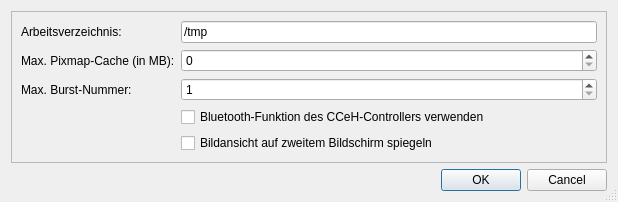
First picture: the form in ui/settings_dialog.ui, repository cceh/byzanz-capture, before the edit.
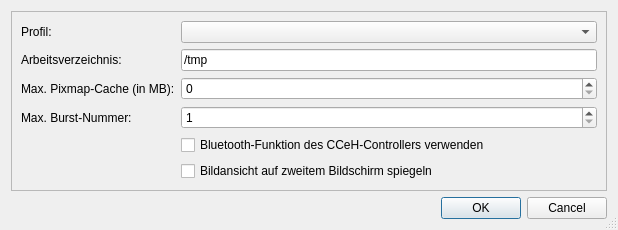
Second picture: the form after the edit.

```diff
--- a/ui/settings_dialog.ui
+++ b/ui/settings_dialog.ui
@@ -44,12 +44,12 @@
       <item row="0" column="0">
        <widget class="QLabel" name="label">
         <property name="text">
-         <string>Arbeitsverzeichnis:</string>
+         <string>Profil:</string>
         </property>
        </widget>
       </item>
       <item row="0" column="1">
-       <widget class="QLineEdit" name="workingDirectoryInput">
+       <widget class="QComboBox" name="profileSelect">
         <property name="cursor">
          <cursorShape>PointingHandCursor</cursorShape>
         </property>
@@ -58,6 +58,25 @@
     background-color: red;
 }</string>
         </property>
+       </widget>
+      </item>
+      <item row="1" column="0">
+       <widget class="QLabel" name="label">
+        <property name="text">
+         <string>Arbeitsverzeichnis:</string>
+        </property>
+       </widget>
+      </item>
+      <item row="1" column="1">
+       <widget class="QLineEdit" name="workingDirectoryInput">
+        <property name="cursor">
+         <cursorShape>PointingHandCursor</cursorShape>
+        </property>
+        <property name="styleSheet">
+         <string notr="true">QLineEdit::icon {
+          background-color: red;
+          }</string>
+        </property>
         <property name="text">
          <string>/tmp</string>
         </property>
@@ -66,28 +85,28 @@
         </property>
        </widget>
       </item>
-      <item row="1" column="0">
+      <item row="2" column="0">
        <widget class="QLabel" name="label_2">
         <property name="text">
          <string>Max. Pixmap-Cache (in MB):</string>
         </property>
        </widget>
       </item>
-      <item row="1" column="1">
+      <item row="2" column="1">
        <widget class="QSpinBox" name="maxPixmapCacheInput">
         <property name="maximum">
          <number>9999</number>
         </property>
        </widget>
       </item>
-      <item row="2" column="0">
+      <item row="3" column="0">
        <widget class="QLabel" name="label_3">
         <property name="text">
          <string>Max. Burst-Nummer:</string>
         </property>
        </widget>
       </item>
-      <item row="2" column="1">
+      <item row="3" column="1">
        <widget class="QSpinBox" name="maxBurstNumberInput">
         <property name="minimum">
          <number>1</number>
@@ -97,14 +116,14 @@
         </property>
        </widget>
       </item>
-      <item row="3" column="0">
+      <item row="4" column="0">
        <widget class="QLabel" name="label_4">
         <property name="text">
          <string/>
         </property>
        </widget>
       </item>
-      <item row="3" column="1">
+      <item row="4" column="1">
        <widget class="QCheckBox" name="enableBluetoothCheckbox">
         <property name="locale">
          <locale language="German" country="Germany"/>
@@ -114,7 +133,7 @@
         </property>
        </widget>
       </item>
-      <item row="4" column="1">
+      <item row="5" column="1">
        <widget class="QCheckBox" name="enableSecondScreenMirrorCheckbox">
         <property name="text">
          <string>Bildansicht auf zweitem Bildschirm spiegeln</string>
```
